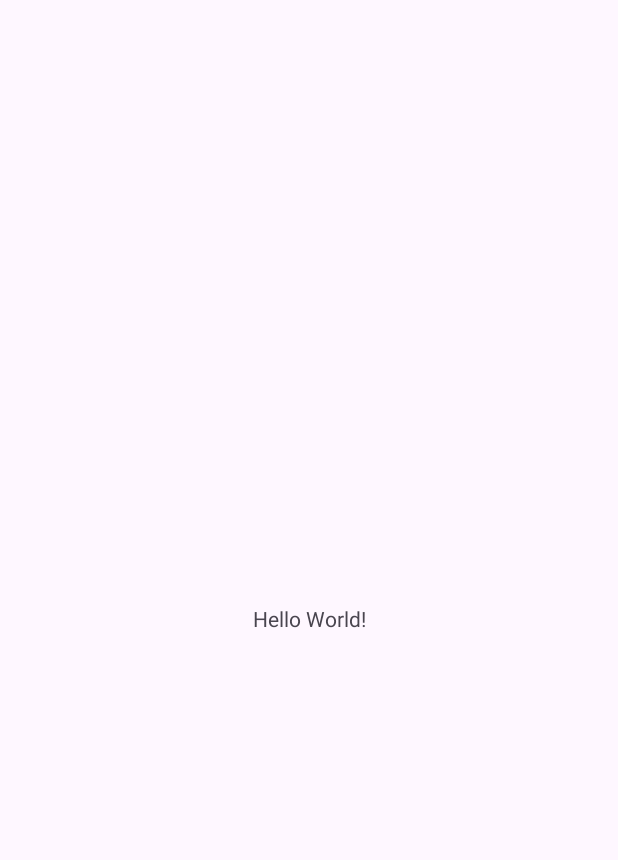
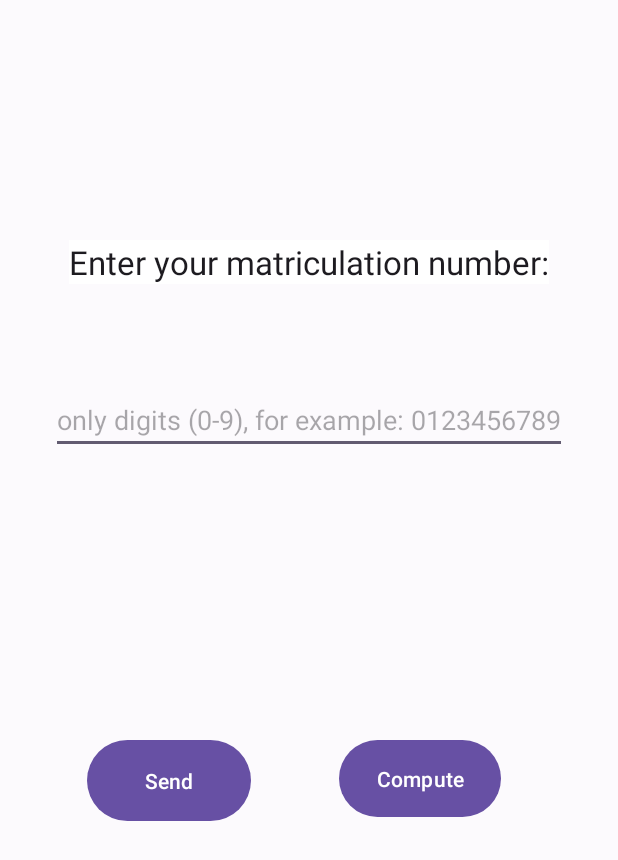
Before and after one commit to OlgaKupar/NetworkTest, an Android app: the screen it shows after launch (MainActivity), on a phone screen of 412 x 824 dp. Before the commit the part shown is almost empty. Shown: the top 860 px of the screen. Run offline under Robolectric (Android 15) with nearby library versions, the phone set to English and light mode, and no system bars.

Commit message:
res activity_main.xml edited

```diff
--- a/app/src/main/res/layout/activity_main.xml
+++ b/app/src/main/res/layout/activity_main.xml
@@ -5,15 +5,72 @@
     android:id="@+id/main"
     android:layout_width="match_parent"
     android:layout_height="match_parent"
+    android:background="#86FCFDFC"
     tools:context=".MainActivity">
 
     <TextView
+        android:id="@+id/textViewUserPrompt"
         android:layout_width="wrap_content"
         android:layout_height="wrap_content"
-        android:text="Hello World!"
+        android:background="@color/white"
+        android:text="Enter your matriculation number:"
+        android:textAppearance="@style/TextAppearance.AppCompat.Large"
+        android:visibility="visible"
         app:layout_constraintBottom_toBottomOf="parent"
         app:layout_constraintEnd_toEndOf="parent"
+        app:layout_constraintHorizontal_bias="0.497"
         app:layout_constraintStart_toStartOf="parent"
-        app:layout_constraintTop_toTopOf="parent" />
+        app:layout_constraintTop_toTopOf="parent"
+        app:layout_constraintVertical_bias="0.201"
+        tools:visibility="visible" />
+
+    <EditText
+        android:id="@+id/editTextUserInput"
+        android:layout_width="wrap_content"
+        android:layout_height="wrap_content"
+        android:layout_marginTop="68dp"
+        android:hint="only digits (0-9), for example: 0123456789"
+        android:inputType="number|numberDecimal"
+        android:textAlignment="center"
+        android:visibility="visible"
+        app:layout_constraintEnd_toEndOf="@id/textViewUserPrompt"
+        app:layout_constraintStart_toStartOf="@id/textViewUserPrompt"
+        app:layout_constraintTop_toBottomOf="@+id/textViewUserPrompt" />
+
+    <TextView
+        android:id="@+id/textViewResultOutput"
+        android:layout_width="wrap_content"
+        android:layout_height="wrap_content"
+        android:layout_marginStart="16dp"
+        android:layout_marginTop="67dp"
+        android:layout_marginEnd="16dp"
+        app:layout_constraintEnd_toEndOf="@id/editTextUserInput"
+        app:layout_constraintStart_toStartOf="@id/editTextUserInput"
+        app:layout_constraintTop_toBottomOf="@+id/editTextUserInput" />
+
+    <Button
+        android:id="@+id/btnCompute"
+        android:layout_width="108dp"
+        android:layout_height="59dp"
+        android:layout_marginStart="185dp"
+        android:layout_marginTop="100dp"
+        android:layout_marginEnd="96dp"
+        android:text="Compute"
+        app:layout_constraintEnd_toEndOf="parent"
+        app:layout_constraintStart_toStartOf="@id/btnSend"
+        app:layout_constraintTop_toBottomOf="@id/textViewResultOutput" />
+
+    <Button
+        android:id="@+id/btnSend"
+        android:layout_width="109dp"
+        android:layout_height="62dp"
+        android:layout_marginStart="150dp"
+        android:layout_marginTop="100dp"
+        android:layout_marginEnd="150dp"
+        android:text="Send"
+        app:layout_constraintEnd_toStartOf="@id/btnCompute"
+        app:layout_constraintStart_toStartOf="parent"
+        app:layout_constraintTop_toBottomOf="@id/textViewResultOutput" />
+
 
 </androidx.constraintlayout.widget.ConstraintLayout>
```
